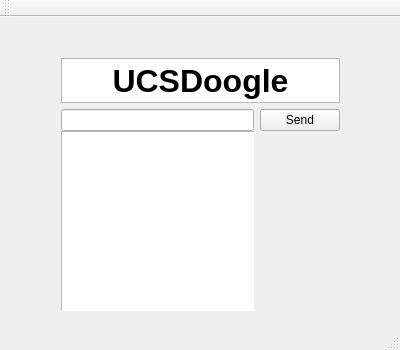
Above: mainwindow.ui from cwscx/autoCompleter_GUI before the change. Below: the same form after it.
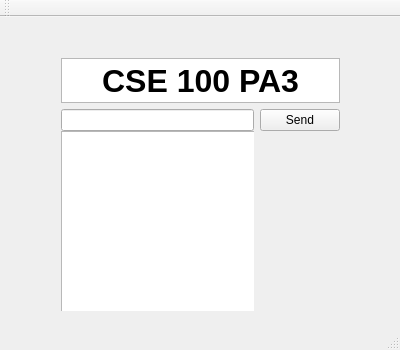
That is the form after the change. Custom widgets are drawn as their Qt base class.

Diff of the .ui file:
```diff
--- a/mainwindow.ui
+++ b/mainwindow.ui
@@ -75,8 +75,8 @@
          <string>&lt;!DOCTYPE HTML PUBLIC &quot;-//W3C//DTD HTML 4.0//EN&quot; &quot;http://www.w3.org/TR/REC-html40/strict.dtd&quot;&gt;
 &lt;html&gt;&lt;head&gt;&lt;meta name=&quot;qrichtext&quot; content=&quot;1&quot; /&gt;&lt;style type=&quot;text/css&quot;&gt;
 p, li { white-space: pre-wrap; }
-&lt;/style&gt;&lt;/head&gt;&lt;body style=&quot; font-family:'MS Shell Dlg 2'; font-size:8.25pt; font-weight:400; font-style:normal;&quot;&gt;
-&lt;p align=&quot;center&quot; style=&quot; margin-top:0px; margin-bottom:0px; margin-left:0px; margin-right:0px; -qt-block-indent:0; text-indent:0px;&quot;&gt;&lt;span style=&quot; font-family:'.Helvetica Neue DeskInterface'; font-size:24pt; font-weight:600;&quot;&gt;UCSDoogle&lt;/span&gt;&lt;/p&gt;&lt;/body&gt;&lt;/html&gt;</string>
+&lt;/style&gt;&lt;/head&gt;&lt;body style=&quot; font-family:'Cantarell'; font-size:11pt; font-weight:400; font-style:normal;&quot;&gt;
+&lt;p align=&quot;center&quot; style=&quot; margin-top:0px; margin-bottom:0px; margin-left:0px; margin-right:0px; -qt-block-indent:0; text-indent:0px;&quot;&gt;&lt;span style=&quot; font-family:'.Helvetica Neue DeskInterface'; font-size:24pt; font-weight:600;&quot;&gt;CSE 100 PA3&lt;/span&gt;&lt;/p&gt;&lt;/body&gt;&lt;/html&gt;</string>
         </property>
        </widget>
       </item>
```
Left out of the diff: 2 changed lines with no effect on the pictures.
